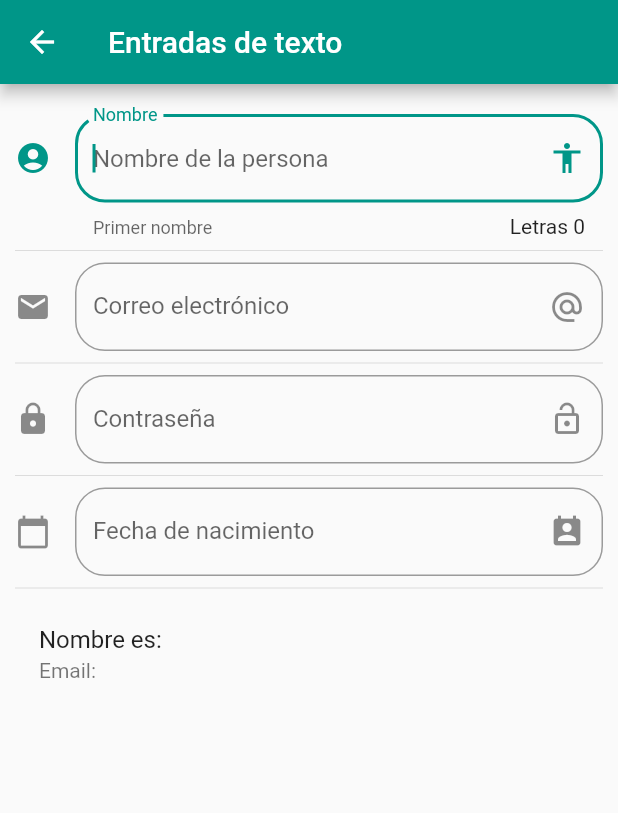
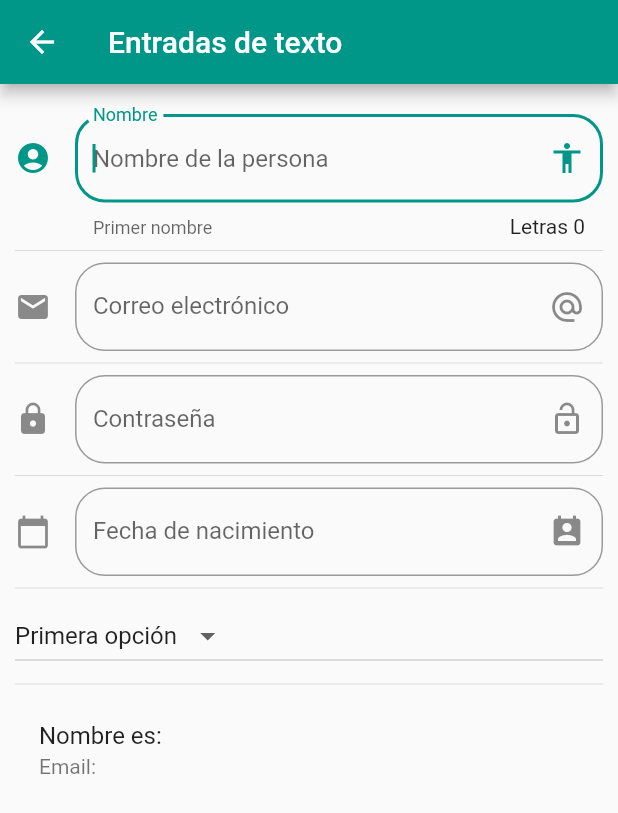
Before and after one commit to renecrapaud/ComponentesAppFlutter, a Flutter app: the InputPage screen opened by its route, on a phone screen of 412 x 824 dp. Shown: the top 813 px of the screen. Run offline on Flutter 3.47's test engine with Material 2 defaults, Android fonts, the phone set to English and light mode, and no system bars.

Commit message:
Combo box agregado en inputs

```diff
--- a/lib/src/paginas/input_pag.dart
+++ b/lib/src/paginas/input_pag.dart
@@ -9,6 +9,8 @@ class _InputPageState extends State<InputPage> {
   String _nombre = '';
   String _email = '';
   String _fecha = '';
+  String _opcSeleccionada = "Primera opción";
+  List<String> _listaOpcs = ['Primera opción','Segunda Opción', 'Tercera Opción'];
   TextEditingController _controlEntradaFecha = new TextEditingController();
   @override
   Widget build(BuildContext context) {
@@ -26,6 +28,8 @@ class _InputPageState extends State<InputPage> {
           _agrEntContrasena(),
           Divider(),
           _agregaEntradaFecha(context),
+          Divider(),
+          _agregaListaSelec(),
           Divider(),
           _copiarNombre(),
         ],
@@ -135,4 +139,27 @@ class _InputPageState extends State<InputPage> {
     }
   }
 
+  List<DropdownMenuItem<String>> obtOpcsDropDwn(){
+    List<DropdownMenuItem<String>> lista = new List();
+    _listaOpcs.forEach((opcion) {
+      lista.add(DropdownMenuItem(
+        child: Text(opcion),
+        value: opcion,
+      ));
+    });
+    return lista;
+  }
+
+  Widget _agregaListaSelec() {
+    return DropdownButton(
+      value: _opcSeleccionada,
+      items: obtOpcsDropDwn(),
+      onChanged: (opc){
+        setState(() {
+          _opcSeleccionada = opc;
+        });
+      },
+    );
+  }
+
 }
```
